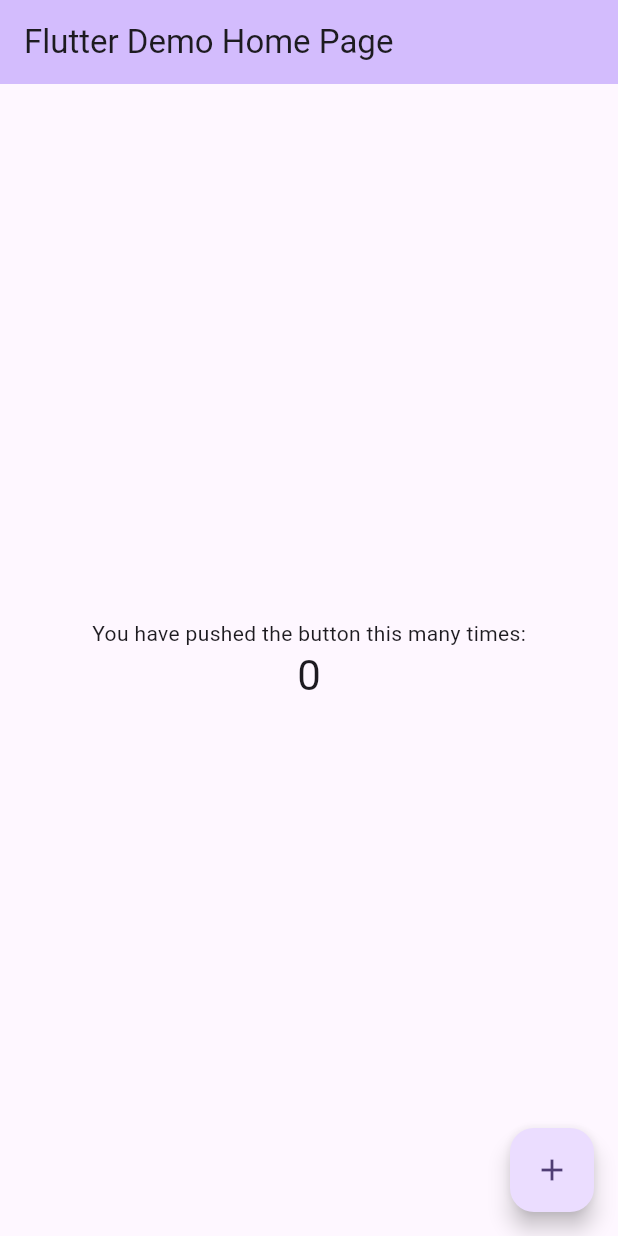
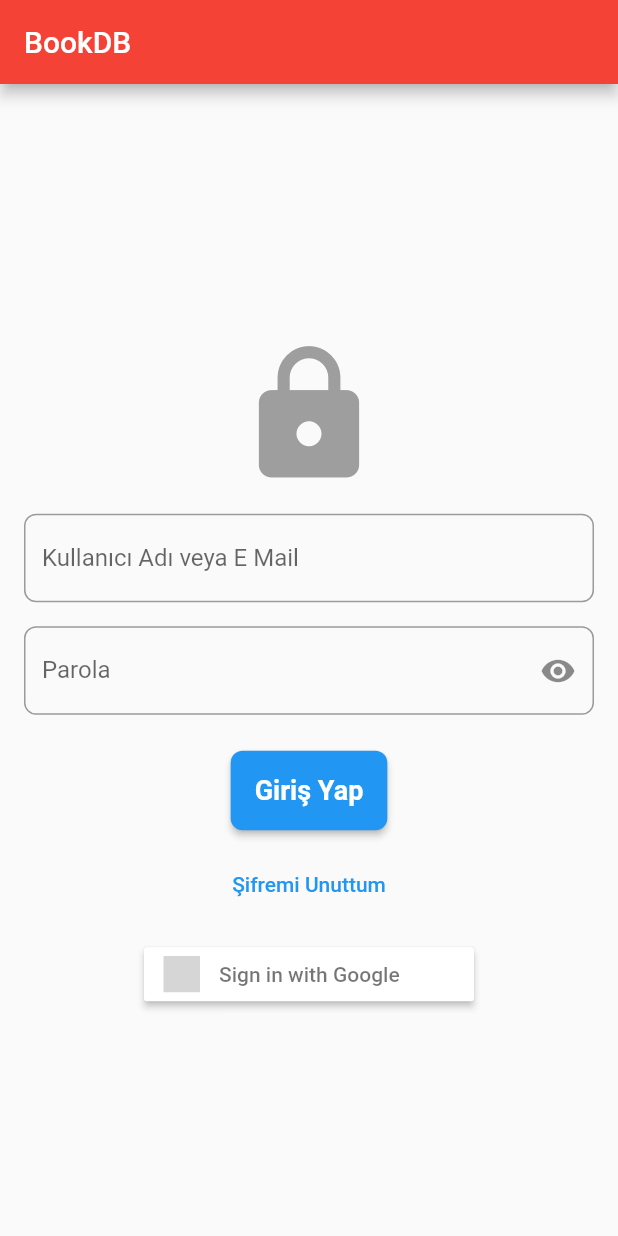
Before and after one commit to nisabnt/GOUA-F-150, a Flutter app: the screen it shows after launch, on a phone screen of 412 x 824 dp. Run offline on Flutter 3.47's test engine with Material 2 defaults, Android fonts, the phone set to English and light mode, and no system bars; our stand-ins replace flutter_signin_button; grey boxes are pictures that could not be loaded.

Commit message:
Giriş Sayfası Tasarlandı

```diff
--- /dev/null
+++ b/lib/Screens/login_screen.dart
@@ -0,0 +1,120 @@
+import 'package:flutter/material.dart';
+import 'package:flutter_signin_button/flutter_signin_button.dart';
+
+class LoginScreen extends StatefulWidget {
+  const LoginScreen({super.key});
+
+  @override
+  // ignore: library_private_types_in_public_api
+  _LoginScreenState createState() => _LoginScreenState();
+}
+
+class _LoginScreenState extends State<LoginScreen> {
+  bool _isPasswordVisible = false;
+
+  @override
+  Widget build(BuildContext context) {
+    return Scaffold(
+      appBar: AppBar(
+        title: const Text('BookDB'),
+        backgroundColor: Colors.red,
+      ),
+      body: Center(
+        child: Column(
+          mainAxisAlignment: MainAxisAlignment.center,
+
+          //Icon
+          children: [
+            const SizedBox(height: 20),
+            Container(
+              margin: const EdgeInsets.only(bottom: 16),
+              child: const Icon(
+                Icons.lock,
+                size: 100,
+                color: Colors.grey,
+              ),
+
+            ), //Kullanıcı adı - E mail
+            Container(
+              padding: const EdgeInsets.symmetric(horizontal: 16),
+              child: TextField(
+                decoration: InputDecoration(
+                  labelText: 'Kullanıcı Adı veya E Mail',
+                  border: OutlineInputBorder(
+                    borderRadius: BorderRadius.circular(8),
+                  ),
+                ),
+              ),
+            ), //Kullanıcı adı - E mail
+            const SizedBox(height: 16),
+
+            //Parola Container
+            Container(
+              padding: const EdgeInsets.symmetric(horizontal: 16),
+              child: TextField(
+                obscureText: !_isPasswordVisible,
+                decoration: InputDecoration(
+                  labelText: 'Parola',
+                  border: OutlineInputBorder(
+                    borderRadius: BorderRadius.circular(8),
+                  ),
+                  suffixIcon: IconButton(
+                    icon: Icon(_isPasswordVisible ? Icons.visibility_off : Icons.visibility),
+                    onPressed: () {
+                      setState(() {
+                        _isPasswordVisible = !_isPasswordVisible;
+                      });
+                    },
+                  ),
+                ),
+              ),
+            ),
+
+            // Giriş yapma işlemleri
+            const SizedBox(height: 24),
+            ElevatedButton(
+              onPressed: () {
+              },
+              style: ElevatedButton.styleFrom(
+                shape: RoundedRectangleBorder(
+                  borderRadius: BorderRadius.circular(8),
+                ),
+                padding: const EdgeInsets.all(16),
+              ),
+              child: const Text(
+                'Giriş Yap',
+                style: TextStyle(
+                  fontSize: 18,
+                  fontWeight: FontWeight.bold,
+                  color: Colors.white,
+                ),
+              ),
+            ),
+
+            // Şifremi Unuttum Butonu
+            const SizedBox(height: 12),
+            TextButton(
+              onPressed: () {
+              },
+              child: const Text(
+                'Şifremi Unuttum',
+                style: TextStyle(
+                  color: Colors.blue,
+                ),
+              ),
+            ),
+
+            //Google ile giriş yap butonu
+            const SizedBox(height: 12),
+            SignInButton(
+              Buttons.Google,
+              onPressed: () {
+                // Handle Google Sign-In button pressed
+              },
+            ),
+          ],
+        ),
+      ),
+    );
+  }
+}
--- a/lib/main.dart
+++ b/lib/main.dart
@@ -1,4 +1,5 @@
 import 'package:flutter/material.dart';
+import 'Screens/login_screen.dart';
 
 void main() {
   runApp(const MyApp());
@@ -7,119 +8,10 @@ void main() {
 class MyApp extends StatelessWidget {
   const MyApp({super.key});
 
-  // This widget is the root of your application.
   @override
   Widget build(BuildContext context) {
-    return MaterialApp(
-      title: 'Flutter Demo',
-      theme: ThemeData(
-        // This is the theme of your application.
-        //
-        // TRY THIS: Try running your application with "flutter run". You'll see
-        // the application has a blue toolbar. Then, without quitting the app,
-        // try changing the seedColor in the colorScheme below to Colors.green
-        // and then invoke "hot reload" (save your changes or press the "hot
-        // reload" button in a Flutter-supported IDE, or press "r" if you used
-        // the command line to start the app).
-        //
-        // Notice that the counter didn't reset back to zero; the application
-        // state is not lost during the reload. To reset the state, use hot
-        // restart instead.
-        //
-        // This works for code too, not just values: Most code changes can be
-        // tested with just a hot reload.
-        colorScheme: ColorScheme.fromSeed(seedColor: Colors.deepPurple),
-        useMaterial3: true,
-      ),
-      home: const MyHomePage(title: 'Flutter Demo Home Page'),
+    return const MaterialApp(
+      home: LoginScreen(),
     );
   }
 }
-
-class MyHomePage extends StatefulWidget {
-  const MyHomePage({super.key, required this.title});
-
-  // This widget is the home page of your application. It is stateful, meaning
-  // that it has a State object (defined below) that contains fields that affect
-  // how it looks.
-
-  // This class is the configuration for the state. It holds the values (in this
-  // case the title) provided by the parent (in this case the App widget) and
-  // used by the build method of the State. Fields in a Widget subclass are
-  // always marked "final".
-
-  final String title;
-
-  @override
-  State<MyHomePage> createState() => _MyHomePageState();
-}
-
-class _MyHomePageState extends State<MyHomePage> {
-  int _counter = 0;
-
-  void _incrementCounter() {
-    setState(() {
-      // This call to setState tells the Flutter framework that something has
-      // changed in this State, which causes it to rerun the build method below
-      // so that the display can reflect the updated values. If we changed
-      // _counter without calling setState(), then the build method would not be
-      // called again, and so nothing would appear to happen.
-      _counter++;
-    });
-  }
-
-  @override
-  Widget build(BuildContext context) {
-    // This method is rerun every time setState is called, for instance as done
-    // by the _incrementCounter method above.
-    //
-    // The Flutter framework has been optimized to make rerunning build methods
-    // fast, so that you can just rebuild anything that needs updating rather
-    // than having to individually change instances of widgets.
-    return Scaffold(
-      appBar: AppBar(
-        // TRY THIS: Try changing the color here to a specific color (to
-        // Colors.amber, perhaps?) and trigger a hot reload to see the AppBar
-        // change color while the other colors stay the same.
-        backgroundColor: Theme.of(context).colorScheme.inversePrimary,
-        // Here we take the value from the MyHomePage object that was created by
-        // the App.build method, and use it to set our appbar title.
-        title: Text(widget.title),
-      ),
-      body: Center(
-        // Center is a layout widget. It takes a single child and positions it
-        // in the middle of the parent.
-        child: Column(
-          // Column is also a layout widget. It takes a list of children and
-          // arranges them vertically. By default, it sizes itself to fit its
-          // children horizontally, and tries to be as tall as its parent.
-          //
-          // Column has various properties to control how it sizes itself and
-          // how it positions its children. Here we use mainAxisAlignment to
-          // center the children vertically; the main axis here is the vertical
-          // axis because Columns are vertical (the cross axis would be
-          // horizontal).
-          //
-          // TRY THIS: Invoke "debug painting" (choose the "Toggle Debug Paint"
-          // action in the IDE, or press "p" in the console), to see the
-          // wireframe for each widget.
-          mainAxisAlignment: MainAxisAlignment.center,
-          children: <Widget>[
-            const Text(
-              'You have pushed the button this many times:',
-            ),
-            Text(
-              '$_counter',
-              style: Theme.of(context).textTheme.headlineMedium,
-            ),
-          ],
-        ),
-      ),
-      floatingActionButton: FloatingActionButton(
-        onPressed: _incrementCounter,
-        tooltip: 'Increment',
-        child: const Icon(Icons.add),
-      ), // This trailing comma makes auto-formatting nicer for build methods.
-    );
-  }
-}
--- a/pubspec.yaml
+++ b/pubspec.yaml
@@ -30,6 +30,7 @@ environment:
 dependencies:
   flutter:
     sdk: flutter
+  flutter_signin_button: ^2.0.0
 
 
   # The following adds the Cupertino Icons font to your application.
```
